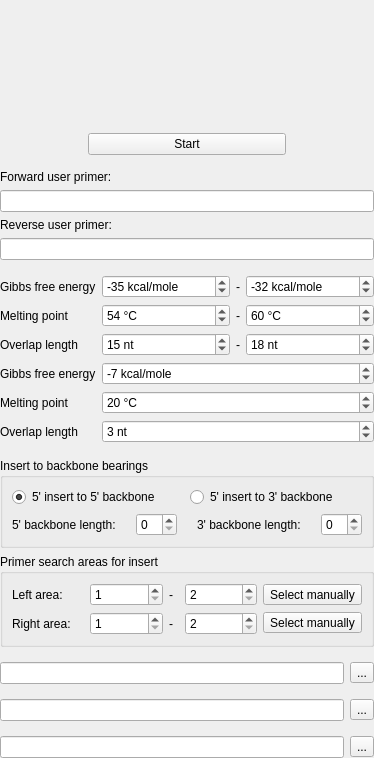
violethaze74/ugene, file src/plugins/pcr_primer_design_for_dna_assembly/src/PCRPrimerDesignForDNAAssemblyOPWidget.ui: the form before one commit.
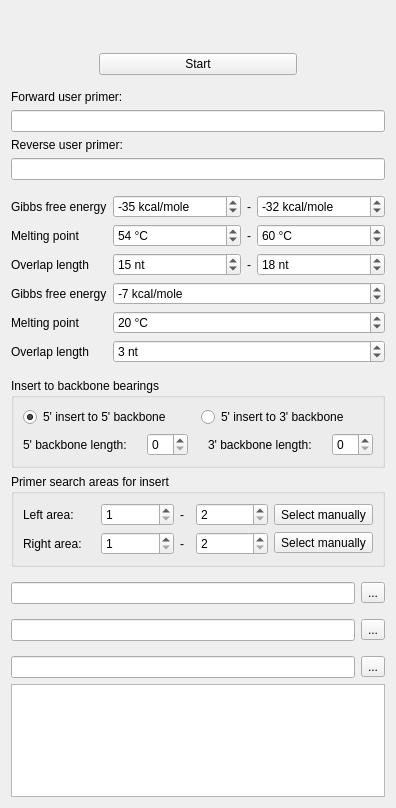
The form after the commit. Custom widgets are drawn as their Qt base class.

```diff
--- a/src/plugins/pcr_primer_design_for_dna_assembly/src/PCRPrimerDesignForDNAAssemblyOPWidget.ui
+++ b/src/plugins/pcr_primer_design_for_dna_assembly/src/PCRPrimerDesignForDNAAssemblyOPWidget.ui
@@ -6,26 +6,14 @@
    <rect>
     <x>0</x>
     <y>0</y>
-    <width>352</width>
-    <height>758</height>
+    <width>367</width>
+    <height>808</height>
    </rect>
   </property>
   <property name="windowTitle">
    <string>Form</string>
   </property>
   <layout class="QVBoxLayout" name="verticalLayout_22">
-   <property name="leftMargin">
-    <number>0</number>
-   </property>
-   <property name="topMargin">
-    <number>0</number>
-   </property>
-   <property name="rightMargin">
-    <number>0</number>
-   </property>
-   <property name="bottomMargin">
-    <number>0</number>
-   </property>
    <item>
     <widget class="U2::ShowHideSubgroupWidget" name="userPrimersShowHideGroup" native="true"/>
    </item>
@@ -824,6 +812,22 @@
      </layout>
     </widget>
    </item>
+   <item>
+    <widget class="U2::PCRPrimerProductTable" name="productsTable">
+     <property name="editTriggers">
+      <set>QAbstractItemView::NoEditTriggers</set>
+     </property>
+     <property name="tabKeyNavigation">
+      <bool>false</bool>
+     </property>
+     <property name="showDropIndicator" stdset="0">
+      <bool>false</bool>
+     </property>
+     <attribute name="verticalHeaderVisible">
+      <bool>false</bool>
+     </attribute>
+    </widget>
+   </item>
   </layout>
  </widget>
  <customwidgets>
@@ -838,6 +842,11 @@
    <extends>QLineEdit</extends>
    <header location="global">U2Gui/PrimerLineEdit.h</header>
   </customwidget>
+  <customwidget>
+   <class>U2::PCRPrimerProductTable</class>
+   <extends>QTableWidget</extends>
+   <header>PCRPrimerProductTable.h</header>
+  </customwidget>
  </customwidgets>
  <resources/>
  <connections/>
```
